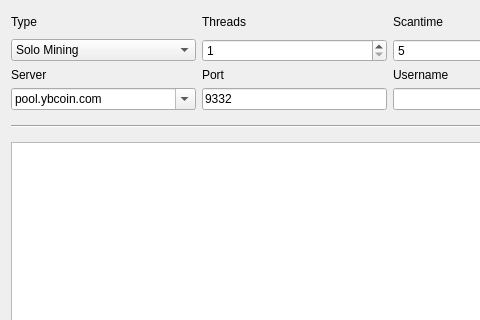
ybcoin/ybcoin, file src/qt/forms/miningpage.ui: the form before one commit; both pictures show x 0 to 480 and y 0 to 320 of the 780 by 636 pixel window.
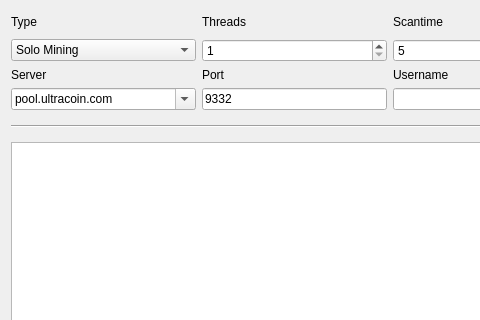
The form after the commit.

Commit message:
Update Name to Ultracoin
Ultracoin

```diff
--- a/src/qt/forms/miningpage.ui
+++ b/src/qt/forms/miningpage.ui
@@ -135,7 +135,7 @@
      </property>
      <item>
       <property name="text">
-       <string>pool.ybcoin.com</string>
+       <string>pool.ultracoin.com</string>
       </property>
      </item>
     </widget>
```
The commit also changes 51 other files.
